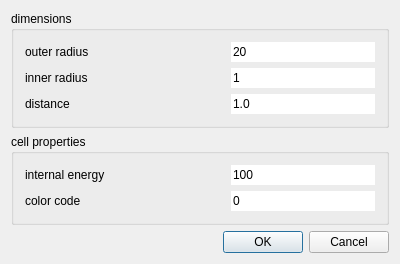
Above: source/Gui/NewDiscDialog.ui from chrxh/alien before the change. Below: the same form after it.
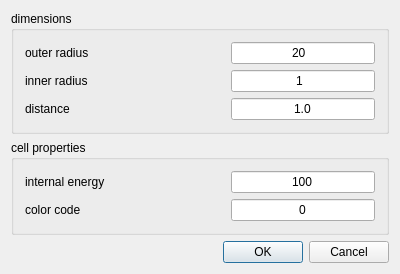
That is the form after the change.

```diff
--- a/source/Gui/NewDiscDialog.ui
+++ b/source/Gui/NewDiscDialog.ui
@@ -55,7 +55,10 @@
          <string>20</string>
         </property>
         <property name="frame">
-         <bool>false</bool>
+         <bool>true</bool>
+        </property>
+        <property name="alignment">
+         <set>Qt::AlignCenter</set>
         </property>
        </widget>
       </item>
@@ -75,7 +78,10 @@
          <string>1</string>
         </property>
         <property name="frame">
-         <bool>false</bool>
+         <bool>true</bool>
+        </property>
+        <property name="alignment">
+         <set>Qt::AlignCenter</set>
         </property>
        </widget>
       </item>
@@ -92,7 +98,10 @@
          <string>1.0</string>
         </property>
         <property name="frame">
-         <bool>false</bool>
+         <bool>true</bool>
+        </property>
+        <property name="alignment">
+         <set>Qt::AlignCenter</set>
         </property>
        </widget>
       </item>
@@ -121,7 +130,10 @@
          <string>100</string>
         </property>
         <property name="frame">
-         <bool>false</bool>
+         <bool>true</bool>
+        </property>
+        <property name="alignment">
+         <set>Qt::AlignCenter</set>
         </property>
        </widget>
       </item>
@@ -141,7 +153,10 @@
          <string>0</string>
         </property>
         <property name="frame">
-         <bool>false</bool>
+         <bool>true</bool>
+        </property>
+        <property name="alignment">
+         <set>Qt::AlignCenter</set>
         </property>
        </widget>
       </item>
```
